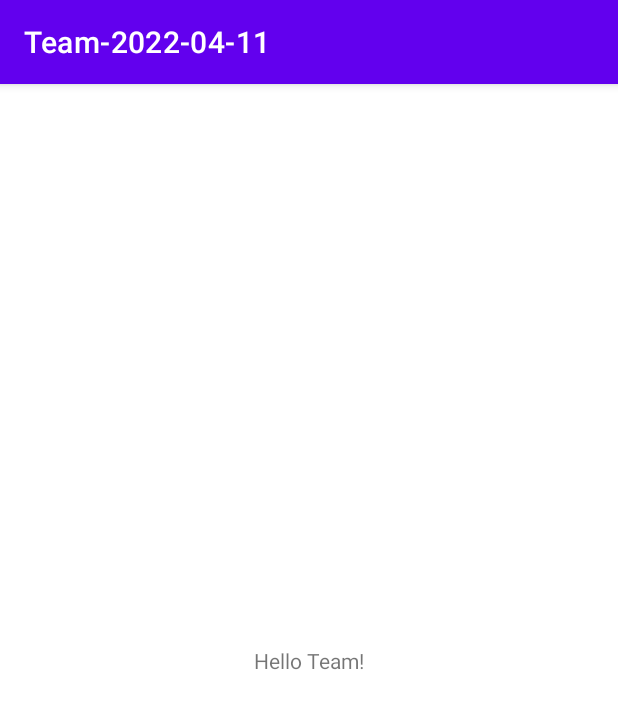
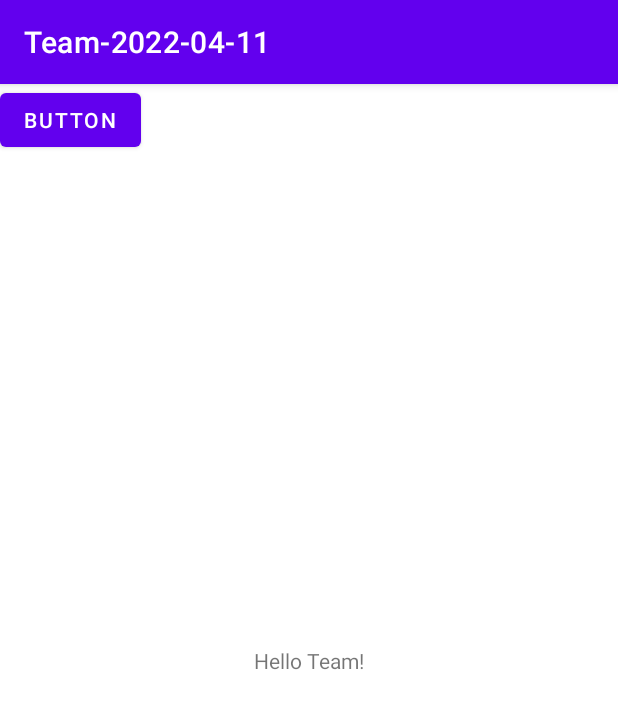
Before and after one commit to DwarfPorter/Team-2022-04-11, an Android app: the screen it shows after launch (MainActivity), on a phone screen of 412 x 824 dp. Shown: the top 709 px of the screen. Run offline under Robolectric (Android 15) with nearby library versions, the phone set to English and light mode, and no system bars.

Commit message:
Кнопка

```diff
--- a/app/src/main/java/ru/geekbrains/team_2022_04_11/MainActivity.kt
+++ b/app/src/main/java/ru/geekbrains/team_2022_04_11/MainActivity.kt
@@ -2,10 +2,18 @@ package ru.geekbrains.team_2022_04_11
 
 import androidx.appcompat.app.AppCompatActivity
 import android.os.Bundle
+import android.widget.Button
+import android.widget.Toast
 
 class MainActivity : AppCompatActivity() {
     override fun onCreate(savedInstanceState: Bundle?) {
         super.onCreate(savedInstanceState)
         setContentView(R.layout.activity_main)
+
+        val btn = findViewById<Button>(R.id.button)
+        btn.setOnClickListener {
+            Toast.makeText(this, "Message!", Toast.LENGTH_SHORT).show()
+        }
+
     }
 }
--- a/app/src/main/res/layout/activity_main.xml
+++ b/app/src/main/res/layout/activity_main.xml
@@ -15,4 +15,12 @@
         app:layout_constraintRight_toRightOf="parent"
         app:layout_constraintTop_toTopOf="parent" />
 
+    <Button
+        android:id="@+id/button"
+        android:layout_width="wrap_content"
+        android:layout_height="wrap_content"
+        android:text="Button"
+        tools:layout_editor_absoluteX="16dp"
+        tools:layout_editor_absoluteY="16dp" />
+
 </androidx.constraintlayout.widget.ConstraintLayout>
```
